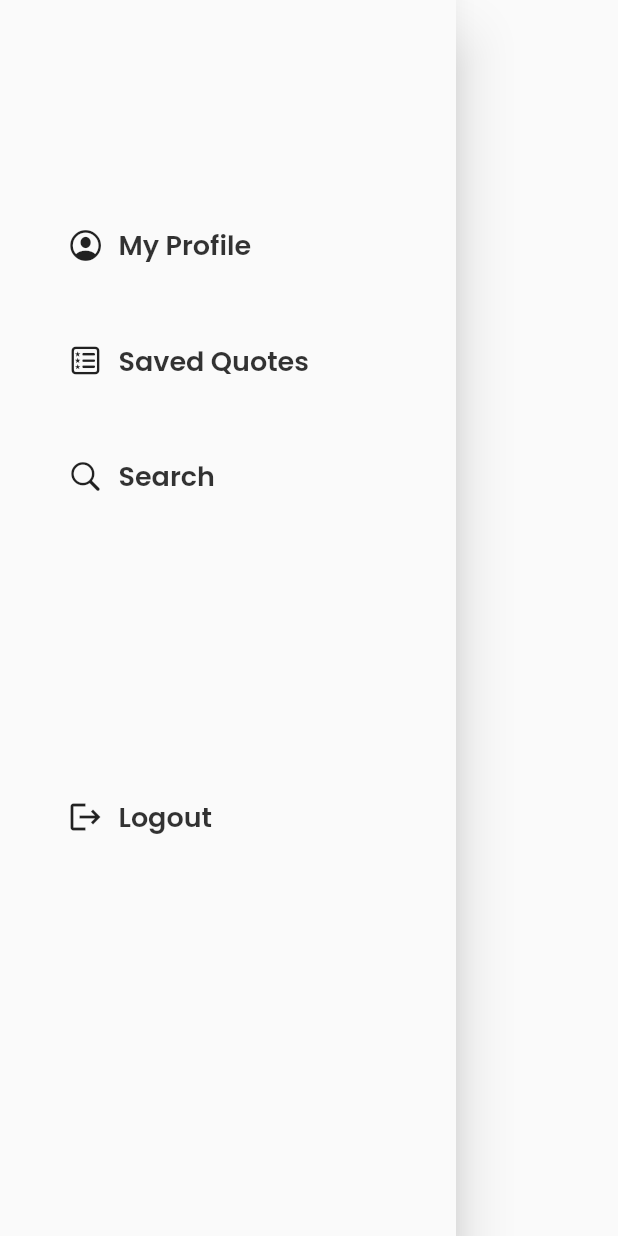
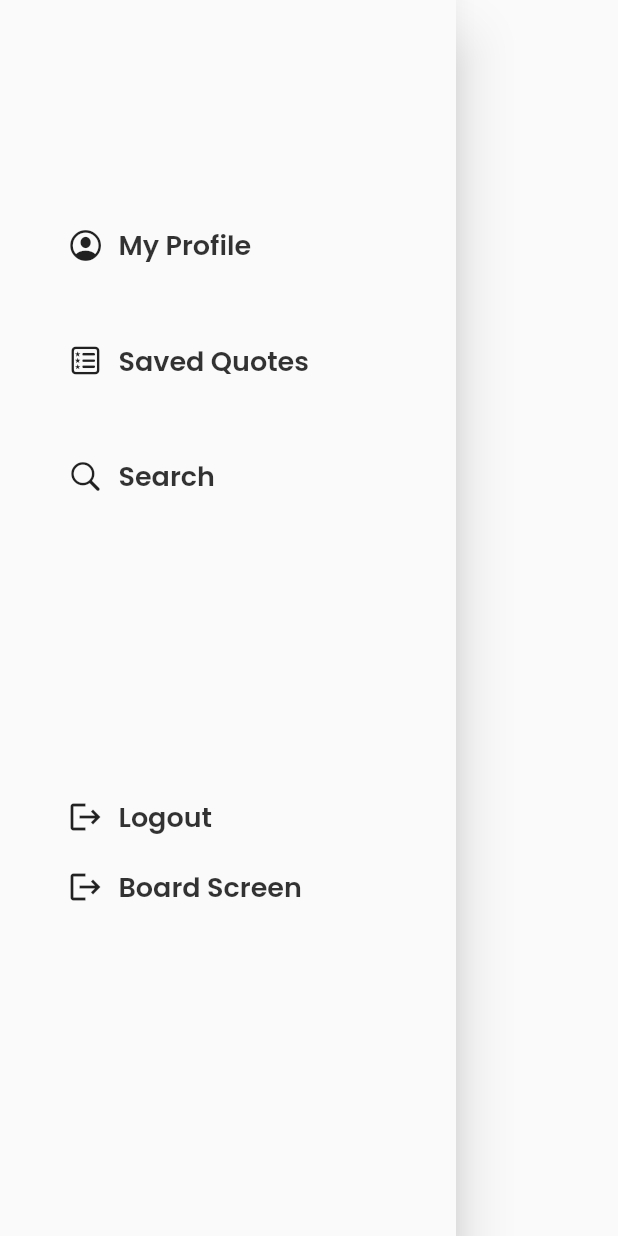
Before and after one commit to rehanhamayun/poetry_app_comprehensive, a Flutter app: the MyDrawer widget shown alone on an empty page, opened directly, on a phone screen of 412 x 824 dp. Run offline on Flutter 3.47's test engine with Material 2 defaults, Android fonts, the phone set to English and light mode, and no system bars; our stand-ins replace cloud_firestore, firebase_auth, firebase_core, google_fonts, sizer; accounts and stored records are empty; network calls fail.

Commit message:
const constructors & unused imports fix

```diff
--- a/lib/Login_routes/auth_services.dart
+++ b/lib/Login_routes/auth_services.dart
@@ -1,6 +1,4 @@
 import 'package:firebase_auth/firebase_auth.dart' as auth;
-import 'package:flutter/cupertino.dart';
-
 import 'package:shakespear_app/Login_routes/user_model.dart';
 class AuthService {
   final auth.FirebaseAuth _firebaseAuth = auth.FirebaseAuth.instance;
--- a/lib/Login_routes/home_screen.dart
+++ b/lib/Login_routes/home_screen.dart
@@ -19,7 +19,7 @@ class HomeScreen extends StatelessWidget {
                 authService.signOut();
 
               },
-              child: Text("Logout"),
+              child: const Text("Logout"),
             ),
           ),
         ],
--- a/lib/Login_routes/login.dart
+++ b/lib/Login_routes/login.dart
@@ -1,5 +1,3 @@
-import 'dart:ui';
-
 import 'package:flutter/material.dart';
 import 'package:provider/provider.dart';
 import 'package:shakespear_app/Login_routes/auth_services.dart';
--- a/lib/Login_routes/wrapper.dart
+++ b/lib/Login_routes/wrapper.dart
@@ -1,7 +1,6 @@
 import 'package:flutter/material.dart';
 import 'package:provider/provider.dart';
 import 'package:shakespear_app/Login_routes/auth_services.dart';
-import 'package:shakespear_app/Login_routes/home_screen.dart';
 import 'package:shakespear_app/Login_routes/login.dart';
 import 'package:shakespear_app/Login_routes/user_model.dart';
 import 'package:shakespear_app/View/home_page.dart';
--- a/lib/Provider_Controllers/favorite_quote_provider.dart
+++ b/lib/Provider_Controllers/favorite_quote_provider.dart
@@ -1,7 +1,7 @@
 import 'package:flutter/material.dart';
 
 class FavoriteQuoteSaver with ChangeNotifier {
-  List<String> _favoriteQuote = [];
+  final List<String> _favoriteQuote = [];
   List<String> get favoriteQuote => _favoriteQuote;
 
   void addFavoriteQuote(String adder) {
--- a/lib/Provider_Controllers/provider_saver.dart
+++ b/lib/Provider_Controllers/provider_saver.dart
@@ -4,7 +4,7 @@ import 'package:flutter/material.dart';
 // WE CREATE AN EMPTY LIST AND STORE ALL DATA HERE OF ONTAP OF USER.
 // AFTER ALL, ITS ALL ABOUT INDEXES
 class ShowLines with ChangeNotifier {
-  List<String> _savedLines = [];
+  final List<String> _savedLines = [];
 
   List<String> get savedLines => _savedLines;
 
--- a/lib/Provider_Controllers/recent_quotes_provider.dart
+++ b/lib/Provider_Controllers/recent_quotes_provider.dart
@@ -1,7 +1,7 @@
 import 'package:flutter/material.dart';
 
 class RecentQuotesSaver with ChangeNotifier {
-  List<String> _recentQuotes = [];
+  final List<String> _recentQuotes = [];
   List<String> get recentQuotes => _recentQuotes;
 
   void addRecentQuote(String recentOnes) {
--- a/lib/View/drawer.dart
+++ b/lib/View/drawer.dart
@@ -6,9 +6,8 @@ import 'package:shakespear_app/Login_routes/auth_services.dart';
 import 'package:shakespear_app/Login_routes/login.dart';
 import 'package:shakespear_app/Provider_Controllers/favorite_quote_provider.dart';
 import 'package:shakespear_app/Provider_Controllers/provider_saver.dart';
-import 'package:shakespear_app/View/extras.dart';
 import 'package:shakespear_app/View/favorite_quotes.dart';
-import 'package:shakespear_app/View/recent_view_quotes.dart';
+import 'package:shakespear_app/View/firebase_database.dart';
 
 class MyDrawer extends StatelessWidget {
   const MyDrawer({Key? key}) : super(key: key);
@@ -110,6 +109,25 @@ class MyDrawer extends StatelessWidget {
               ),
             ),
 
+            SizedBox(height: 20,),
+            GestureDetector(
+              onTap: (){
+
+                Navigator.push(context, MaterialPageRoute(builder: (context)=> Test()));
+              },
+              child: Row(
+                children: [
+                  Icon(Icons.logout),
+                  SizedBox(width: 10,),
+                  Text("Board Screen",  style: GoogleFonts.poppins(
+                    color: Colors.black.withOpacity(0.8),
+                    fontSize: 18,
+                    fontWeight: FontWeight.w600,
+                  ),),
+                ],
+              ),
+            ),
+
           ],
         ),
       ),
--- a/lib/View/favorite_quotes.dart
+++ b/lib/View/favorite_quotes.dart
@@ -3,7 +3,6 @@ import 'package:flutter/material.dart';
 import 'package:google_fonts/google_fonts.dart';
 import 'package:provider/provider.dart';
 import 'package:shakespear_app/Provider_Controllers/favorite_quote_provider.dart';
-import 'package:shakespear_app/configs/configs.dart';
 import 'package:sizer/sizer.dart';
 
 
--- a/lib/View/home_page.dart
+++ b/lib/View/home_page.dart
@@ -15,7 +15,7 @@ import 'package:shakespear_app/configs/configs.dart';
 import 'package:sizer/sizer.dart';
 
 class HomePage extends StatefulWidget {
-  HomePage({Key? key}) : super(key: key);
+  const HomePage({Key? key}) : super(key: key);
 
   @override
   State<HomePage> createState() => _HomePageState();
@@ -39,6 +39,8 @@ class _HomePageState extends State<HomePage> {
       return poetryList;
     }
   }
+
+
 
   @override
   Widget build(BuildContext context) {
--- a/lib/View/poetry_max.dart
+++ b/lib/View/poetry_max.dart
@@ -2,12 +2,11 @@ import 'package:flutter/material.dart';
 import 'package:google_fonts/google_fonts.dart';
 import 'package:provider/provider.dart';
 import 'package:shakespear_app/Models/poetry_model.dart';
-
 import 'package:shakespear_app/Provider_Controllers/provider_saver.dart';
 
 class PoetryMax extends StatelessWidget {
   final ShakeModel shakeModel;
-  PoetryMax({Key? key, required this.shakeModel}) : super(key: key);
+  const PoetryMax({Key? key, required this.shakeModel}) : super(key: key);
 
 // WE SHOW THE SAVED LISTS OF LINES OF THAT PARTICULAR TITLE THERE.
 // i.e lister.savedlines[index] and the logic is in provider_saver.dart
--- a/lib/View/recent_view_quotes.dart
+++ b/lib/View/recent_view_quotes.dart
@@ -1,6 +1,5 @@
 import 'package:flutter/material.dart';
 import 'package:provider/provider.dart';
-
 import 'package:shakespear_app/Provider_Controllers/recent_quotes_provider.dart';
 
 class RecentQuotes extends StatelessWidget {
--- a/lib/configs/configs.dart
+++ b/lib/configs/configs.dart
@@ -22,6 +22,6 @@ final likeIcon = Icon(Icons.favorite, color: Colors.red.withOpacity(0.8), size:
 
 
 //Image
-final userImage = "https://images.unsplash.com/photo-1633332755192-727a05c4013d?ixlib=rb-1.2.1&ixid=MnwxMjA3fDB8MHxwaG90by1wYWdlfHx8fGVufDB8fHx8&auto=format&fit=crop&w=880&q=80";
+const userImage = "https://images.unsplash.com/photo-1633332755192-727a05c4013d?ixlib=rb-1.2.1&ixid=MnwxMjA3fDB8MHxwaG90by1wYWdlfHx8fGVufDB8fHx8&auto=format&fit=crop&w=880&q=80";
 
 final textSaved = Text("No Quotes saved");
--- a/lib/main.dart
+++ b/lib/main.dart
@@ -2,13 +2,13 @@ import 'package:firebase_core/firebase_core.dart';
 import 'package:flutter/material.dart';
 import 'package:provider/provider.dart';
 import 'package:shakespear_app/Login_routes/auth_services.dart';
-
 import 'package:shakespear_app/Login_routes/login.dart';
 import 'package:shakespear_app/Login_routes/register.dart';
 import 'package:shakespear_app/Login_routes/wrapper.dart';
 import 'package:shakespear_app/Provider_Controllers/favorite_quote_provider.dart';
 import 'package:shakespear_app/Provider_Controllers/provider_saver.dart';
 import 'package:shakespear_app/Provider_Controllers/recent_quotes_provider.dart';
+import 'package:shakespear_app/View/firebase_database.dart';
 import 'package:shakespear_app/View/splash_screen.dart';
 import 'package:sizer/sizer.dart';
 
@@ -55,6 +55,7 @@ class MyApp extends StatelessWidget {
                   '/login': (context) => Login(),
                   '/register': (context) => Register(),
                   '/splash' : (context) => SplashScreen(),
+                  '/board' : (context)=> Test(),
                 },
               );
             },
--- a/pubspec.yaml
+++ b/pubspec.yaml
@@ -41,6 +41,9 @@ dependencies:
   flutter_launcher_icons: ^0.9.3
   sizer: ^2.0.15
   google_fonts: ^3.0.1
+  shimmer: ^2.0.0
+  cloud_firestore: ^3.4.4
+
 
 flutter_icons:
   image_path: "icon/icon.png"
```
Also changed, not shown: lib/Models/poetry_model.dart (+5 -5 lines), lib/View/firebase_database.dart (added, +28 -0 lines), pubspec.lock, 2 other files.
